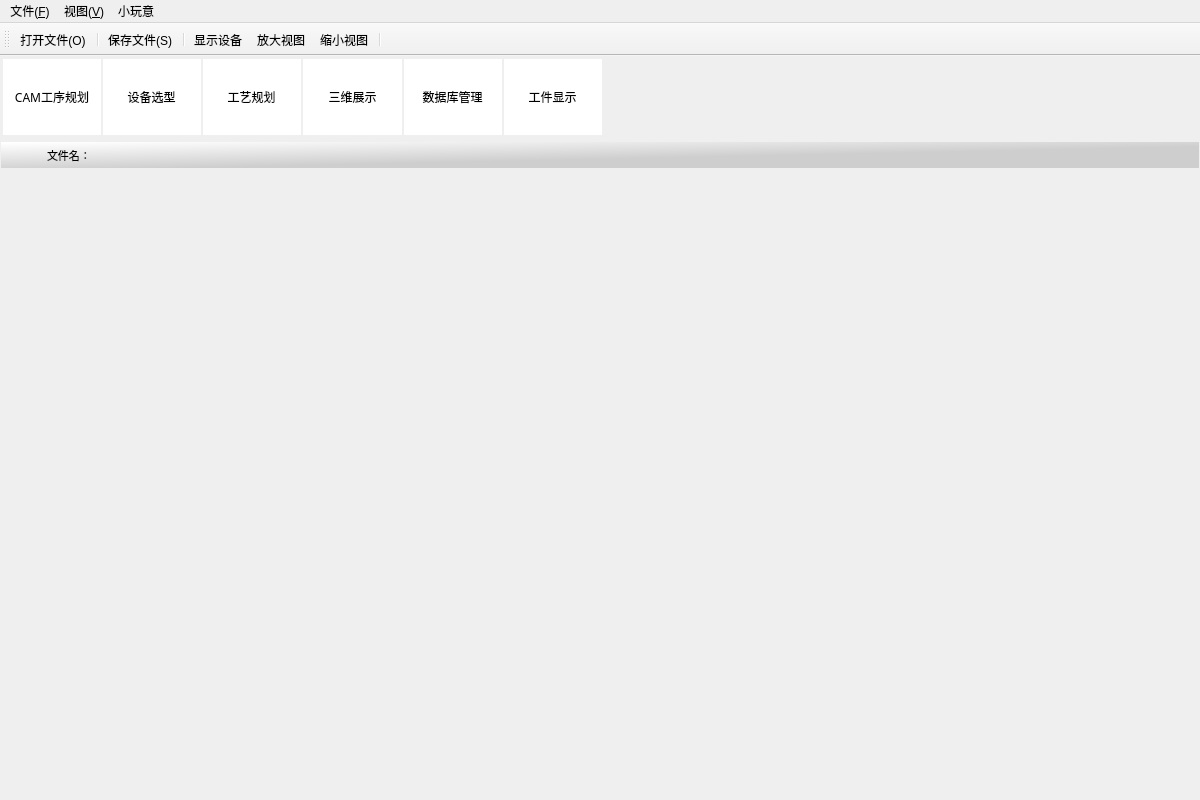
The window that mainwindow.ui (LWANG670/RobotOfflineBend) describes before a commit, drawn with Qt 5.
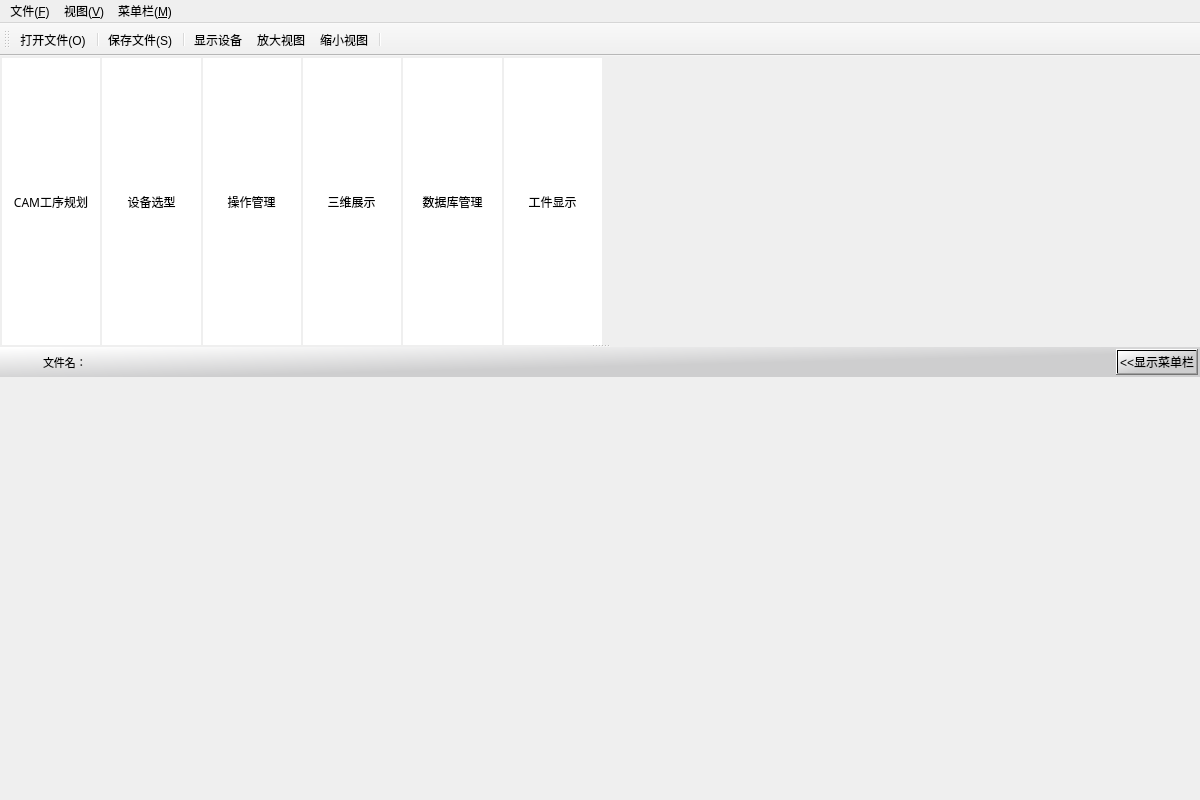
The same window after the commit. Icons and pictures are not drawn.

```diff
--- a/mainwindow.ui
+++ b/mainwindow.ui
@@ -11,7 +11,7 @@
    </rect>
   </property>
   <property name="sizePolicy">
-   <sizepolicy hsizetype="Maximum" vsizetype="Maximum">
+   <sizepolicy hsizetype="Maximum" vsizetype="Preferred">
     <horstretch>0</horstretch>
     <verstretch>0</verstretch>
    </sizepolicy>
@@ -26,23 +26,33 @@
    <property name="styleSheet">
     <string notr="true"/>
    </property>
-   <layout class="QVBoxLayout" name="verticalLayout" stretch="3,1,24">
-    <property name="spacing">
-     <number>7</number>
-    </property>
+   <layout class="QVBoxLayout" name="verticalLayout_2" stretch="0">
     <property name="leftMargin">
-     <number>1</number>
+     <number>0</number>
     </property>
     <property name="topMargin">
-     <number>1</number>
+     <number>0</number>
     </property>
     <property name="rightMargin">
-     <number>1</number>
+     <number>0</number>
     </property>
     <property name="bottomMargin">
-     <number>1</number>
+     <number>0</number>
     </property>
     <item>
+     <widget class="QSplitter" name="splitter">
+      <property name="orientation">
+       <enum>Qt::Vertical</enum>
+      </property>
+      <property name="opaqueResize">
+       <bool>true</bool>
+      </property>
+      <property name="handleWidth">
+       <number>2</number>
+      </property>
+      <property name="childrenCollapsible">
+       <bool>true</bool>
+      </property>
      <widget class="QWidget" name="widget" native="true">
       <property name="styleSheet">
        <string notr="true"/>
@@ -245,7 +255,7 @@
              <string notr="true">border:none;</string>
             </property>
             <property name="text">
-             <string>工艺规划</string>
+              <string>操作管理</string>
             </property>
             <property name="icon">
              <iconset resource="resource.qrc">
@@ -480,13 +490,32 @@
        </item>
       </layout>
      </widget>
-    </item>
+      <widget class="QWidget" name="widget_2" native="true">
+       <property name="sizePolicy">
+        <sizepolicy hsizetype="Preferred" vsizetype="Preferred">
+         <horstretch>0</horstretch>
+         <verstretch>0</verstretch>
+        </sizepolicy>
+       </property>
+       <layout class="QVBoxLayout" name="verticalLayout" stretch="1,30">
+        <property name="leftMargin">
+         <number>0</number>
+        </property>
+        <property name="topMargin">
+         <number>0</number>
+        </property>
+        <property name="rightMargin">
+         <number>0</number>
+        </property>
+        <property name="bottomMargin">
+         <number>0</number>
+        </property>
     <item>
      <widget class="QWidget" name="widget_data" native="true">
       <property name="styleSheet">
        <string notr="true">background-color: qlineargradient(spread:pad, x1:1, y1:1, x2:0.035, y2:0, stop:0.427861 rgba(206, 206, 207, 255), stop:1 rgba(255, 255, 255, 255));</string>
       </property>
-      <layout class="QHBoxLayout" name="horizontalLayout_6" stretch="1,1,25">
+          <layout class="QHBoxLayout" name="horizontalLayout_6" stretch="1,1,25,0">
        <property name="leftMargin">
         <number>2</number>
        </property>
@@ -547,11 +576,36 @@
          </property>
         </spacer>
        </item>
+           <item>
+            <widget class="QPushButton" name="btnShowMenu">
+             <property name="sizePolicy">
+              <sizepolicy hsizetype="Minimum" vsizetype="Maximum">
+               <horstretch>0</horstretch>
+               <verstretch>0</verstretch>
+              </sizepolicy>
+             </property>
+             <property name="maximumSize">
+              <size>
+               <width>16777215</width>
+               <height>80</height>
+              </size>
+             </property>
+             <property name="text">
+              <string>&lt;&lt;显示菜单栏</string>
+             </property>
+            </widget>
+           </item>
       </layout>
      </widget>
     </item>
     <item>
      <widget class="QWidget" name="childwidget" native="true">
+          <property name="sizePolicy">
+           <sizepolicy hsizetype="Preferred" vsizetype="Preferred">
+            <horstretch>0</horstretch>
+            <verstretch>0</verstretch>
+           </sizepolicy>
+          </property>
       <property name="font">
        <font>
         <pointsize>6</pointsize>
@@ -564,6 +618,10 @@
     </item>
    </layout>
   </widget>
+     </widget>
+    </item>
+   </layout>
+  </widget>
   <widget class="QMenuBar" name="menuBar">
    <property name="geometry">
     <rect>
@@ -590,7 +648,7 @@
    </widget>
    <widget class="QMenu" name="menu">
     <property name="title">
-     <string>小玩意</string>
+     <string>菜单栏(&amp;M)</string>
     </property>
     <addaction name="actionT"/>
    </widget>
```
Left out of the diff: 6 changed lines with no effect on the pictures. Lines whose indentation alone changed are shown as unchanged.
